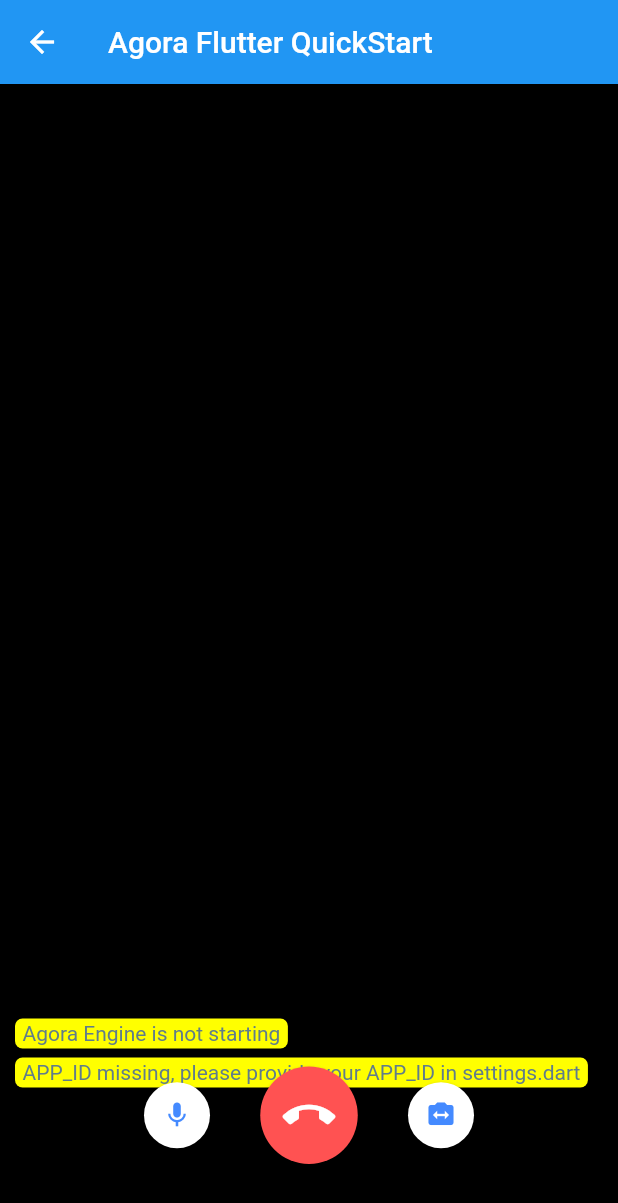
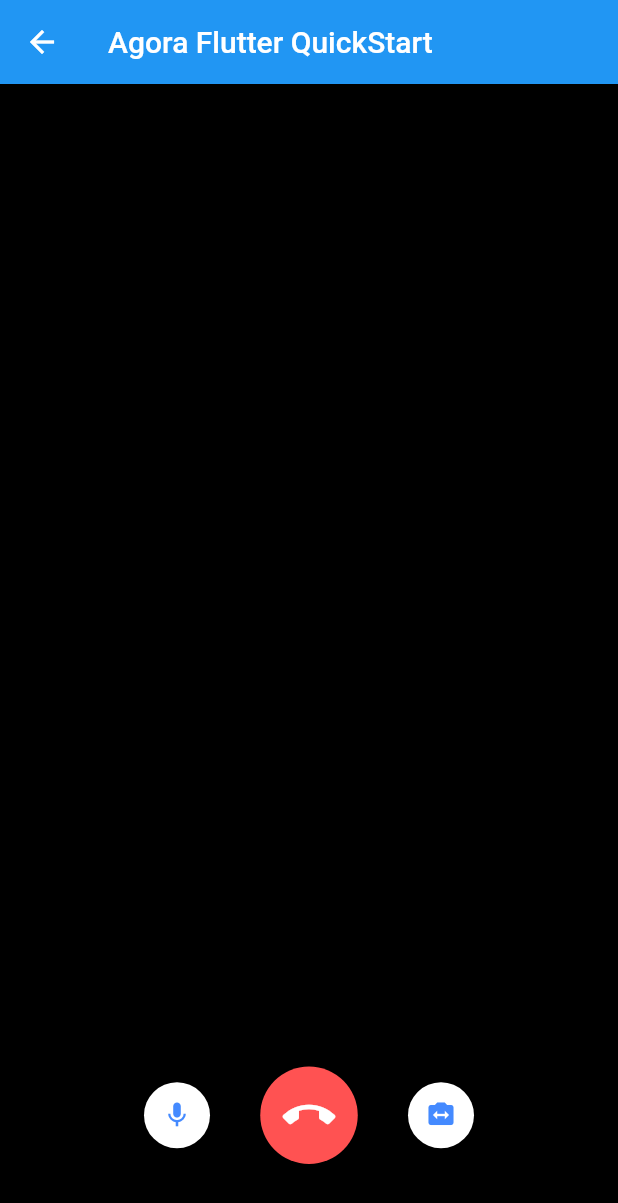
Before and after one commit to aditya0109kumar/agora_videocall_flutter_demo, a Flutter app: the CallPage screen opened directly, on a phone screen of 412 x 824 dp. Shown: the top 1203 px of the screen. Run offline on Flutter 3.47's test engine with Material 2 defaults, Android fonts, the phone set to English and light mode, and no system bars; our stand-ins replace permission_handler; missing offline and left inert: agora_rtc_engine.

Commit message:
Update settings.dart

```diff
--- a/lib/src/utils/settings.dart
+++ b/lib/src/utils/settings.dart
@@ -1,3 +1,3 @@
 /// Define App ID and Token
-const APP_ID = Your_App_ID;
-const Token = Your_Token;
+const APP_ID = "6548aa0313514b079543bb7e5c483fce";
+const Token = "0066548aa0313514b079543bb7e5c483fceIAD3G10XZgtqOGeRYlv0Z0h1h5/C37eCPW3rhimlGWrGvxhnCV0AAAAAEAAPRLuFuvriXwEAAQC5+uJf";
```
